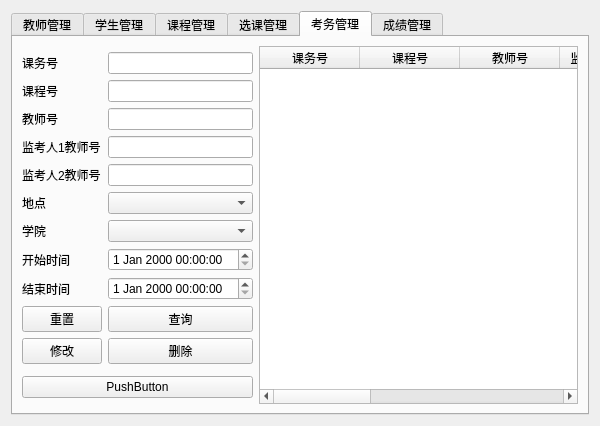
The window that admin.ui (Database-Course-Developers/Educational_Administration_System) describes before a commit, drawn with Qt 5.
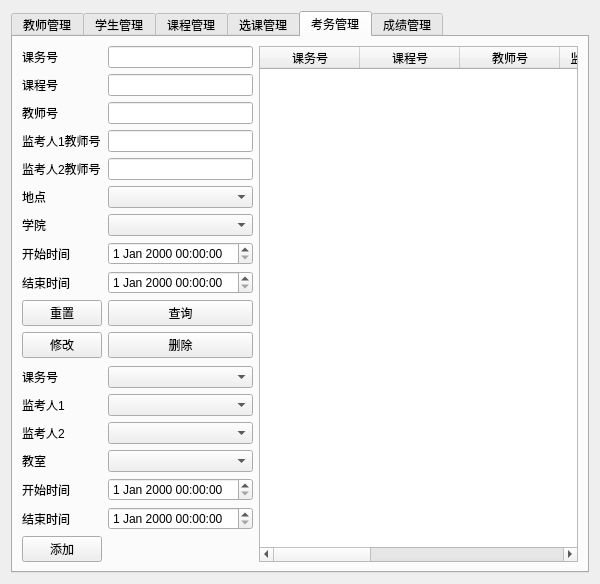
The same window after the commit.

Commit message:
教务端-考务ui小修改
教务端-考务ui小修改-修改添加

Patch:
```diff
--- a/admin.ui
+++ b/admin.ui
@@ -446,7 +446,7 @@
        <item>
         <layout class="QHBoxLayout" name="horizontalLayout_3" stretch="1,5">
          <item>
-          <layout class="QVBoxLayout" name="verticalLayout_4" stretch="3,2">
+          <layout class="QVBoxLayout" name="verticalLayout_4" stretch="3,0,2">
            <item>
             <layout class="QGridLayout" name="gridLayout">
              <item row="5" column="0">
@@ -569,15 +569,88 @@
              </item>
             </layout>
            </item>
+           <item>
+            <spacer name="verticalSpacer_2">
+             <property name="orientation">
+              <enum>Qt::Vertical</enum>
+             </property>
+             <property name="sizeHint" stdset="0">
+              <size>
+               <width>20</width>
+               <height>40</height>
+              </size>
+             </property>
+            </spacer>
+           </item>
            <item>
             <layout class="QGridLayout" name="gridLayout_3">
+             <item row="7" column="0">
+              <widget class="QPushButton" name="btn_exam_add">
+               <property name="text">
+                <string>添加</string>
+               </property>
+              </widget>
+             </item>
+             <item row="0" column="1">
+              <widget class="QComboBox" name="cbox_examadd_rcno"/>
+             </item>
+             <item row="2" column="1">
+              <widget class="QComboBox" name="cbox_examadd_tno2"/>
+             </item>
              <item row="0" column="0">
-              <widget class="QPushButton" name="pushButton">
+              <widget class="QLabel" name="label_9">
                <property name="text">
-                <string>PushButton</string>
+                <string>课务号</string>
                </property>
               </widget>
              </item>
+             <item row="1" column="0">
+              <widget class="QLabel" name="label_10">
+               <property name="text">
+                <string>监考人1</string>
+               </property>
+              </widget>
+             </item>
+             <item row="3" column="1">
+              <widget class="QComboBox" name="cbox_examadd_clr"/>
+             </item>
+             <item row="2" column="0">
+              <widget class="QLabel" name="label_11">
+               <property name="text">
+                <string>监考人2</string>
+               </property>
+              </widget>
+             </item>
+             <item row="1" column="1">
+              <widget class="QComboBox" name="cbox_examadd_tno1"/>
+             </item>
+             <item row="3" column="0">
+              <widget class="QLabel" name="label_22">
+               <property name="text">
+                <string>教室</string>
+               </property>
+              </widget>
+             </item>
+             <item row="4" column="0">
+              <widget class="QLabel" name="label_23">
+               <property name="text">
+                <string>开始时间</string>
+               </property>
+              </widget>
+             </item>
+             <item row="5" column="0">
+              <widget class="QLabel" name="label_36">
+               <property name="text">
+                <string>结束时间</string>
+               </property>
+              </widget>
+             </item>
+             <item row="4" column="1">
+              <widget class="QDateTimeEdit" name="dt_examadd_begin"/>
+             </item>
+             <item row="5" column="1">
+              <widget class="QDateTimeEdit" name="dt_examadd_end"/>
+             </item>
             </layout>
            </item>
           </layout>
```
